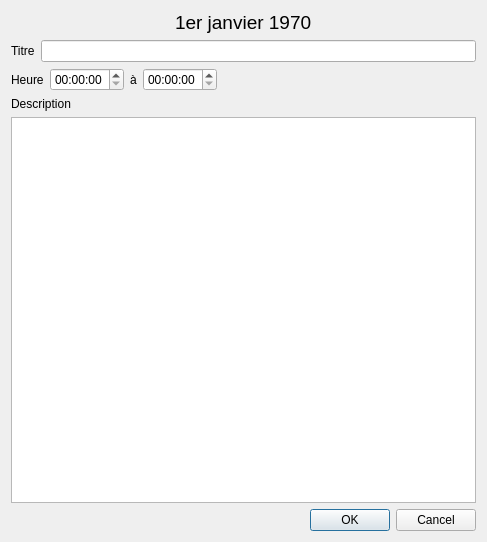
Above: VECalendar/addmoddialog.ui from gnuvince/IFT2905-TP2 before the change. Below: the same form after it.
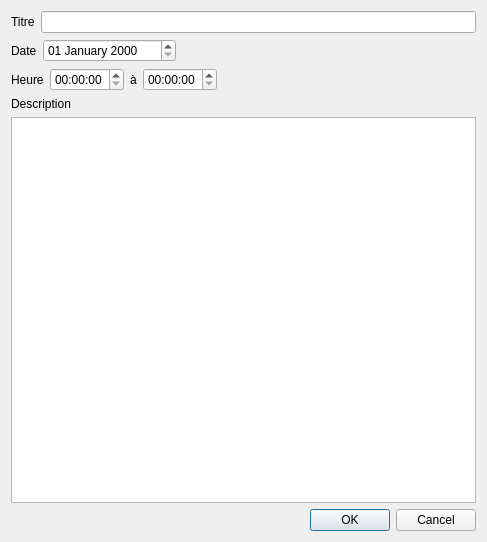
That is the form after the change.

Commit message: Implemented event addition

```diff
--- a/VECalendar/addmoddialog.ui
+++ b/VECalendar/addmoddialog.ui
@@ -14,48 +14,6 @@
    <string>Dialog</string>
   </property>
   <layout class="QVBoxLayout" name="verticalLayout_2">
-   <item>
-    <layout class="QHBoxLayout" name="horizontalLayout_3">
-     <item>
-      <spacer name="z_horizontalSpacer">
-       <property name="orientation">
-        <enum>Qt::Horizontal</enum>
-       </property>
-       <property name="sizeHint" stdset="0">
-        <size>
-         <width>40</width>
-         <height>20</height>
-        </size>
-       </property>
-      </spacer>
-     </item>
-     <item>
-      <widget class="QLabel" name="eventDate">
-       <property name="font">
-        <font>
-         <pointsize>14</pointsize>
-        </font>
-       </property>
-       <property name="text">
-        <string>1er janvier 1970</string>
-       </property>
-      </widget>
-     </item>
-     <item>
-      <spacer name="z_horizontalSpacer_2">
-       <property name="orientation">
-        <enum>Qt::Horizontal</enum>
-       </property>
-       <property name="sizeHint" stdset="0">
-        <size>
-         <width>40</width>
-         <height>20</height>
-        </size>
-       </property>
-      </spacer>
-     </item>
-    </layout>
-   </item>
    <item>
     <layout class="QHBoxLayout" name="horizontalLayout">
      <item>
@@ -70,6 +28,37 @@
      </item>
     </layout>
    </item>
+   <item>
+    <layout class="QHBoxLayout" name="horizontalLayout_3">
+     <item>
+      <widget class="QLabel" name="dateLabel">
+       <property name="text">
+        <string>Date</string>
+       </property>
+      </widget>
+     </item>
+     <item>
+      <widget class="QDateEdit" name="eventDate">
+       <property name="displayFormat">
+        <string>dd MMMM yyyy</string>
+       </property>
+      </widget>
+     </item>
+     <item>
+      <spacer name="horizontalSpacer">
+       <property name="orientation">
+        <enum>Qt::Horizontal</enum>
+       </property>
+       <property name="sizeHint" stdset="0">
+        <size>
+         <width>40</width>
+         <height>20</height>
+        </size>
+       </property>
+      </spacer>
+     </item>
+    </layout>
+   </item>
    <item>
     <layout class="QHBoxLayout" name="horizontalLayout_2">
      <item>
```
The commit also changes 6 other files.
